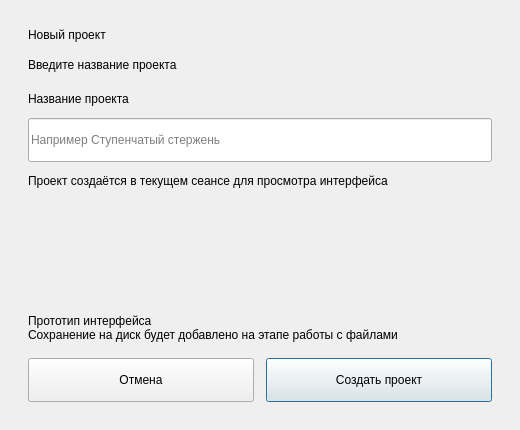
Above: src/sapr/resources/forms/project_dialog.ui from usatopolosato/sapr-bar before the change. Below: the same form after it.
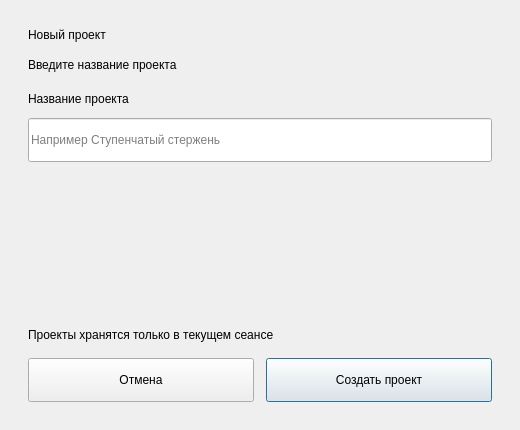
That is the form after the change.

What changed in the file:
```diff
--- a/src/sapr/resources/forms/project_dialog.ui
+++ b/src/sapr/resources/forms/project_dialog.ui
@@ -115,19 +115,6 @@
          </property>
         </widget>
        </item>
-       <item>
-        <widget class="QLabel" name="sessionDescriptionLabel">
-         <property name="role" stdset="0">
-          <string>muted</string>
-         </property>
-         <property name="text">
-          <string>Проект создаётся в текущем сеансе для просмотра интерфейса</string>
-         </property>
-         <property name="wordWrap">
-          <bool>true</bool>
-         </property>
-        </widget>
-       </item>
        <item>
         <spacer name="createBottomSpace">
          <property name="orientation">
@@ -199,8 +186,7 @@
       <string>muted</string>
      </property>
      <property name="text">
-      <string>Прототип интерфейса
-Сохранение на диск будет добавлено на этапе работы с файлами</string>
+      <string>Проекты хранятся только в текущем сеансе</string>
      </property>
      <property name="wordWrap">
       <bool>true</bool>
```
Left out of the diff: 5 changed lines with no effect on the pictures.
